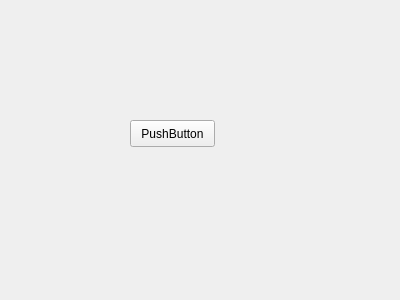
orianapedroza/proyectoLM1, file omega/omega/pres.ui: the form before one commit.
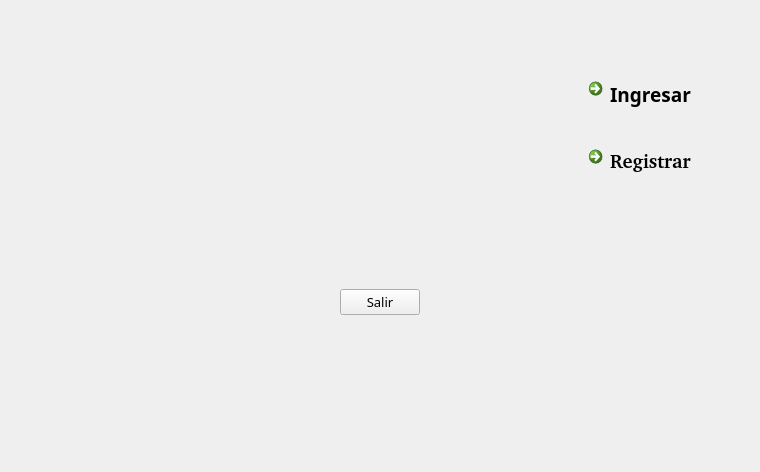
The form after the commit. Icons and pictures are not drawn.

```diff
--- a/omega/omega/pres.ui
+++ b/omega/omega/pres.ui
@@ -6,26 +6,198 @@
    <rect>
     <x>0</x>
     <y>0</y>
-    <width>400</width>
-    <height>300</height>
+    <width>760</width>
+    <height>472</height>
    </rect>
   </property>
   <property name="windowTitle">
    <string>pres</string>
   </property>
-  <widget class="QPushButton" name="pushButton">
-   <property name="geometry">
-    <rect>
-     <x>130</x>
-     <y>120</y>
-     <width>85</width>
-     <height>27</height>
-    </rect>
-   </property>
-   <property name="text">
-    <string>PushButton</string>
-   </property>
-  </widget>
+  <layout class="QVBoxLayout" name="verticalLayout_4">
+   <item>
+    <layout class="QVBoxLayout" name="verticalLayout_3">
+     <item>
+      <layout class="QVBoxLayout" name="verticalLayout_2">
+       <item>
+        <layout class="QVBoxLayout" name="verticalLayout">
+         <item>
+          <spacer name="verticalSpacer">
+           <property name="orientation">
+            <enum>Qt::Vertical</enum>
+           </property>
+           <property name="sizeHint" stdset="0">
+            <size>
+             <width>48</width>
+             <height>60</height>
+            </size>
+           </property>
+          </spacer>
+         </item>
+         <item>
+          <layout class="QHBoxLayout" name="horizontalLayout">
+           <item>
+            <spacer name="horizontalSpacer">
+             <property name="orientation">
+              <enum>Qt::Horizontal</enum>
+             </property>
+             <property name="sizeHint" stdset="0">
+              <size>
+               <width>40</width>
+               <height>20</height>
+              </size>
+             </property>
+            </spacer>
+           </item>
+           <item>
+            <widget class="QCommandLinkButton" name="ingresar">
+             <property name="font">
+              <font>
+               <family>Padauk</family>
+               <pointsize>14</pointsize>
+               <weight>75</weight>
+               <bold>true</bold>
+              </font>
+             </property>
+             <property name="text">
+              <string>Ingresar</string>
+             </property>
+             <property name="icon">
+              <iconset resource="icono.qrc">
+               <normaloff>:/new/prefix1/u.png</normaloff>:/new/prefix1/u.png</iconset>
+             </property>
+             <property name="autoRepeatDelay">
+              <number>300</number>
+             </property>
+            </widget>
+           </item>
+          </layout>
+         </item>
+         <item>
+          <spacer name="verticalSpacer_2">
+           <property name="orientation">
+            <enum>Qt::Vertical</enum>
+           </property>
+           <property name="sizeHint" stdset="0">
+            <size>
+             <width>10</width>
+             <height>15</height>
+            </size>
+           </property>
+          </spacer>
+         </item>
+        </layout>
+       </item>
+       <item>
+        <layout class="QHBoxLayout" name="horizontalLayout_2">
+         <item>
+          <spacer name="horizontalSpacer_2">
+           <property name="orientation">
+            <enum>Qt::Horizontal</enum>
+           </property>
+           <property name="sizeHint" stdset="0">
+            <size>
+             <width>40</width>
+             <height>20</height>
+            </size>
+           </property>
+          </spacer>
+         </item>
+         <item>
+          <widget class="QCommandLinkButton" name="registrar">
+           <property name="font">
+            <font>
+             <family>Padauk Book [PYRS]</family>
+             <pointsize>14</pointsize>
+             <weight>75</weight>
+             <italic>false</italic>
+             <bold>true</bold>
+            </font>
+           </property>
+           <property name="text">
+            <string>Registrar</string>
+           </property>
+           <property name="icon">
+            <iconset resource="icono.qrc">
+             <normaloff>:/new/prefix1/icons.ico</normaloff>:/new/prefix1/icons.ico</iconset>
+           </property>
+          </widget>
+         </item>
+        </layout>
+       </item>
+       <item>
+        <spacer name="verticalSpacer_3">
+         <property name="orientation">
+          <enum>Qt::Vertical</enum>
+         </property>
+         <property name="sizeHint" stdset="0">
+          <size>
+           <width>50</width>
+           <height>100</height>
+          </size>
+         </property>
+        </spacer>
+       </item>
+      </layout>
+     </item>
+     <item>
+      <layout class="QHBoxLayout" name="horizontalLayout_3">
+       <item>
+        <spacer name="horizontalSpacer_3">
+         <property name="orientation">
+          <enum>Qt::Horizontal</enum>
+         </property>
+         <property name="sizeHint" stdset="0">
+          <size>
+           <width>100</width>
+           <height>10</height>
+          </size>
+         </property>
+        </spacer>
+       </item>
+       <item>
+        <widget class="QPushButton" name="salir">
+         <property name="font">
+          <font>
+           <family>Noto Naskh Arabic UI</family>
+           <pointsize>10</pointsize>
+          </font>
+         </property>
+         <property name="text">
+          <string>Salir</string>
+         </property>
+        </widget>
+       </item>
+       <item>
+        <spacer name="horizontalSpacer_4">
+         <property name="orientation">
+          <enum>Qt::Horizontal</enum>
+         </property>
+         <property name="sizeHint" stdset="0">
+          <size>
+           <width>40</width>
+           <height>20</height>
+          </size>
+         </property>
+        </spacer>
+       </item>
+      </layout>
+     </item>
+     <item>
+      <spacer name="verticalSpacer_4">
+       <property name="orientation">
+        <enum>Qt::Vertical</enum>
+       </property>
+       <property name="sizeHint" stdset="0">
+        <size>
+         <width>20</width>
+         <height>40</height>
+        </size>
+       </property>
+      </spacer>
+     </item>
+    </layout>
+   </item>
+  </layout>
  </widget>
  <layoutdefault spacing="6" margin="11"/>
  <resources/>
```
Left out of the diff: 4 changed lines with no effect on the pictures.
